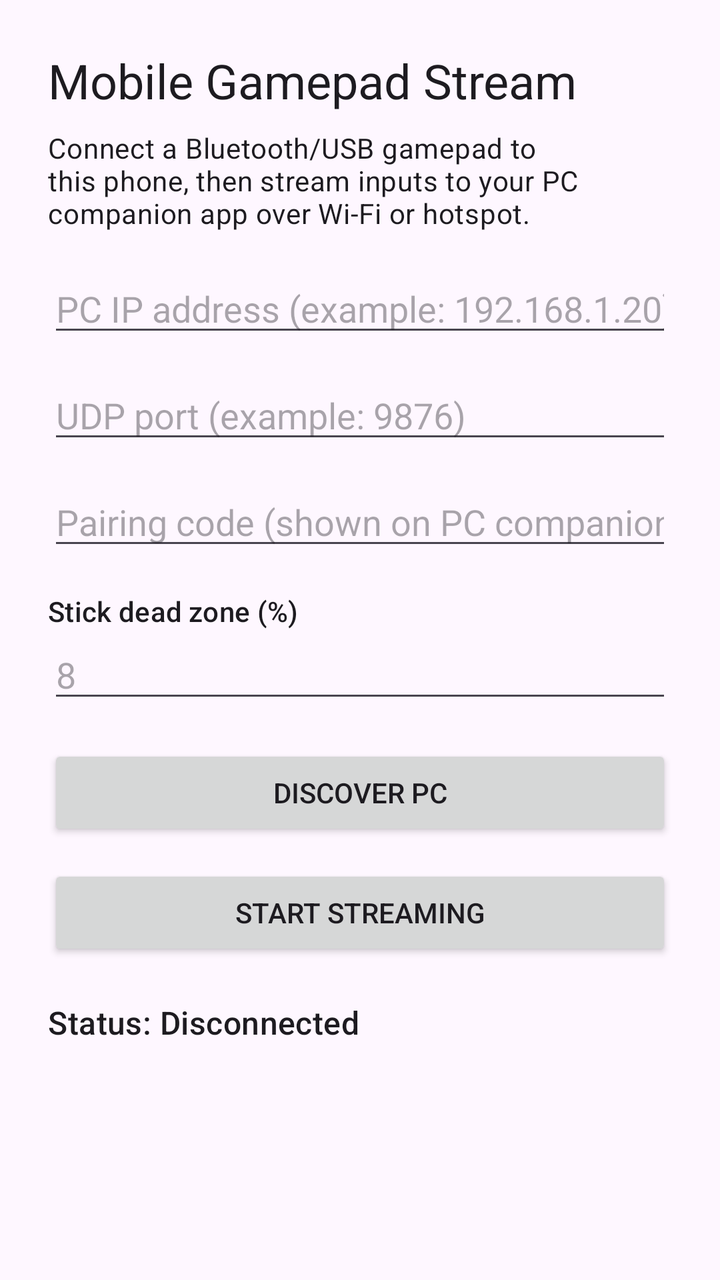
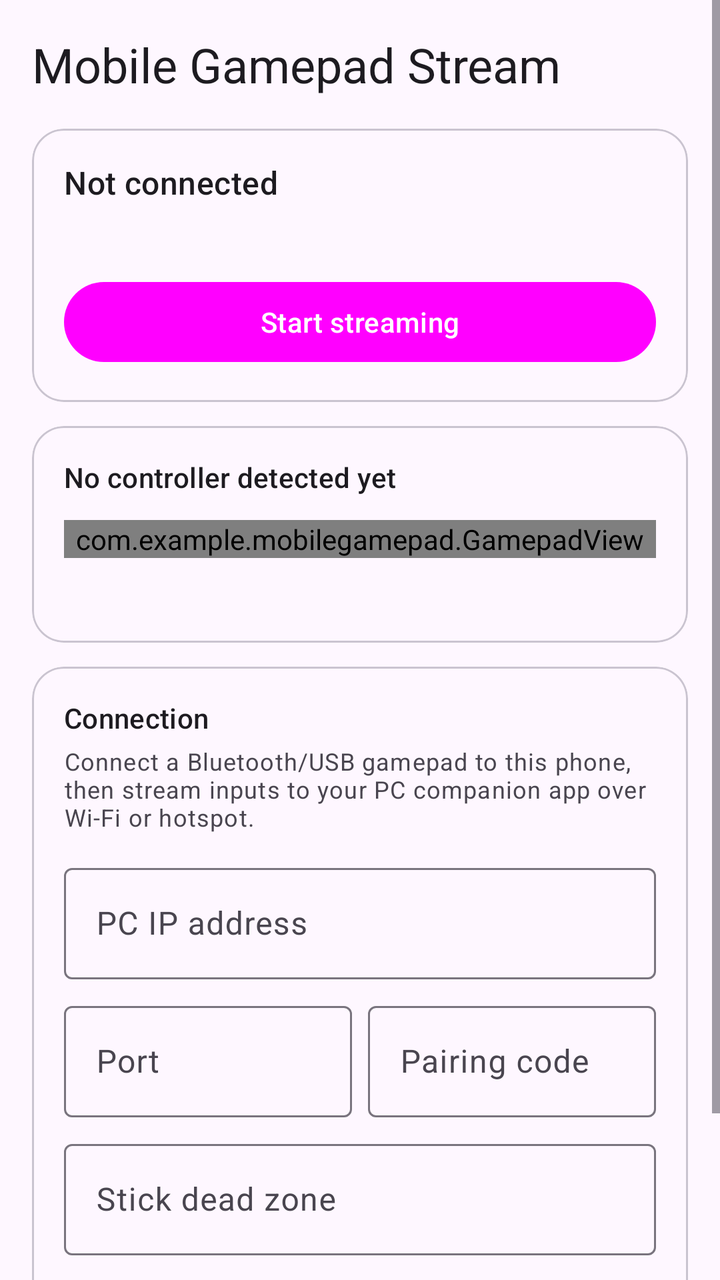

Before-and-after screenshots of an Android layout around one commit, followed by the original layout XML and the change that was made.
<!-- AndroidManifest.xml: application theme Theme.MobileGamepad -->
<!-- res/layout/activity_main.xml -->
<?xml version="1.0" encoding="utf-8"?>
<ScrollView xmlns:android="http://schemas.android.com/apk/res/android"
    android:layout_width="match_parent"
    android:layout_height="match_parent">

    <LinearLayout
        android:layout_width="match_parent"
        android:layout_height="wrap_content"
        android:orientation="vertical"
        android:padding="24dp">

        <TextView
            android:id="@+id/title"
            android:layout_width="wrap_content"
            android:layout_height="wrap_content"
            android:text="@string/app_title"
            android:textAppearance="?attr/textAppearanceHeadlineSmall" />

        <TextView
            android:id="@+id/description"
            android:layout_width="match_parent"
            android:layout_height="wrap_content"
            android:layout_marginTop="8dp"
            android:text="@string/app_description"
            android:textAppearance="?attr/textAppearanceBodyMedium" />

        <EditText
            android:id="@+id/host_input"
            android:layout_width="match_parent"
            android:layout_height="wrap_content"
            android:layout_marginTop="16dp"
            android:autofillHints="PC IP address"
            android:hint="@string/host_hint"
            android:inputType="textUri" />

        <EditText
            android:id="@+id/port_input"
            android:layout_width="match_parent"
            android:layout_height="wrap_content"
            android:layout_marginTop="12dp"
            android:autofillHints="UDP port"
            android:hint="@string/port_hint"
            android:inputType="number" />

        <EditText
            android:id="@+id/pair_code_input"
            android:layout_width="match_parent"
            android:layout_height="wrap_content"
            android:layout_marginTop="12dp"
            android:autofillHints="Pairing code"
            android:hint="@string/pair_code_hint"
            android:inputType="text" />

        <TextView
            android:layout_width="wrap_content"
            android:layout_height="wrap_content"
            android:layout_marginTop="16dp"
            android:text="@string/dead_zone_label"
            android:textAppearance="?attr/textAppearanceLabelLarge" />

        <EditText
            android:id="@+id/dead_zone_input"
            android:layout_width="match_parent"
            android:layout_height="wrap_content"
            android:autofillHints="Stick dead zone percent"
            android:hint="@string/dead_zone_hint"
            android:inputType="number" />

        <Button
            android:id="@+id/discover_button"
            android:layout_width="match_parent"
            android:layout_height="wrap_content"
            android:layout_marginTop="16dp"
            android:text="@string/discover_button" />

        <Button
            android:id="@+id/toggle_button"
            android:layout_width="match_parent"
            android:layout_height="wrap_content"
            android:layout_marginTop="12dp"
            android:text="@string/start_streaming" />

        <TextView
            android:id="@+id/status_text"
            android:layout_width="match_parent"
            android:layout_height="wrap_content"
            android:layout_marginTop="20dp"
            android:text="@string/status_disconnected"
            android:textAppearance="?attr/textAppearanceTitleMedium" />

        <TextView
            android:id="@+id/debug_text"
            android:layout_width="match_parent"
            android:layout_height="wrap_content"
            android:layout_marginTop="12dp"
            android:fontFamily="monospace"
            android:lineSpacingExtra="2dp"
            android:textAppearance="?attr/textAppearanceBodyMedium"
            android:textColor="?android:attr/textColorPrimary"
            android:textIsSelectable="true" />
    </LinearLayout>
</ScrollView>
<!-- resources referenced by this layout -->
<resources>
  <string name="app_description">Connect a Bluetooth/USB gamepad to this phone, then stream inputs to your PC companion app over Wi‑Fi or hotspot.</string>
  <string name="app_title">Mobile Gamepad Stream</string>
  <string name="dead_zone_hint">8</string>
  <string name="dead_zone_label">Stick dead zone (%)</string>
  <string name="discover_button">Discover PC</string>
  <string name="host_hint">PC IP address (example: 192.168.1.20)</string>
  <string name="pair_code_hint">Pairing code (shown on PC companion)</string>
  <string name="port_hint">UDP port (example: 9876)</string>
  <string name="start_streaming">Start streaming</string>
  <string name="status_disconnected">Status: Disconnected</string>
  <style name="Theme.MobileGamepad" parent="Theme.Material3.DayNight.NoActionBar">
          <item name="colorPrimary">@color/purple_40</item>
          <item name="colorOnPrimary">@color/white</item>
          <item name="android:statusBarColor">?attr/colorPrimary</item>
      </style>
</resources>

<!-- the commit's change to res/layout/activity_main.xml (unified diff, before → after) -->
@@ -1,102 +1,211 @@
 <?xml version="1.0" encoding="utf-8"?>
 <ScrollView xmlns:android="http://schemas.android.com/apk/res/android"
+    xmlns:app="http://schemas.android.com/apk/res-auto"
     android:layout_width="match_parent"
-    android:layout_height="match_parent">
+    android:layout_height="match_parent"
+    android:fillViewport="true">
 
     <LinearLayout
         android:layout_width="match_parent"
         android:layout_height="wrap_content"
         android:orientation="vertical"
-        android:padding="24dp">
+        android:padding="16dp">
 
         <TextView
-            android:id="@+id/title"
             android:layout_width="wrap_content"
             android:layout_height="wrap_content"
+            android:layout_marginBottom="4dp"
             android:text="@string/app_title"
             android:textAppearance="?attr/textAppearanceHeadlineSmall" />
 
-        <TextView
-            android:id="@+id/description"
+        
+        <com.google.android.material.card.MaterialCardView
             android:layout_width="match_parent"
             android:layout_height="wrap_content"
-            android:layout_marginTop="8dp"
-            android:text="@string/app_description"
-            android:textAppearance="?attr/textAppearanceBodyMedium" />
-
-        <EditText
-            android:id="@+id/host_input"
+            android:layout_marginTop="12dp"
+            app:cardCornerRadius="16dp"
+            app:cardElevation="0dp"
+            app:strokeWidth="1dp">
+
+            <LinearLayout
+                android:layout_width="match_parent"
+                android:layout_height="wrap_content"
+                android:orientation="vertical"
+                android:padding="16dp">
+
+                <TextView
+                    android:id="@+id/status_text"
+                    android:layout_width="match_parent"
+                    android:layout_height="wrap_content"
+                    android:text="@string/status_disconnected"
+                    android:textAppearance="?attr/textAppearanceTitleMedium" />
+
+                <TextView
+                    android:id="@+id/link_text"
+                    android:layout_width="match_parent"
+                    android:layout_height="wrap_content"
+                    android:layout_marginTop="4dp"
+                    android:textAppearance="?attr/textAppearanceBodyMedium"
+                    android:textColor="?android:attr/textColorSecondary" />
+
+                <com.google.android.material.button.MaterialButton
+                    android:id="@+id/toggle_button"
+                    android:layout_width="match_parent"
+                    android:layout_height="wrap_content"
+                    android:layout_marginTop="12dp"
+                    android:text="@string/start_streaming" />
+            </LinearLayout>
+        </com.google.android.material.card.MaterialCardView>
+
+        
+        <com.google.android.material.card.MaterialCardView
             android:layout_width="match_parent"
             android:layout_height="wrap_content"
-            android:layout_marginTop="16dp"
-            android:autofillHints="PC IP address"
-            android:hint="@string/host_hint"
-            android:inputType="textUri" />
-
-        <EditText
-            android:id="@+id/port_input"
+            android:layout_marginTop="12dp"
+            app:cardCornerRadius="16dp"
+            app:cardElevation="0dp"
+            app:strokeWidth="1dp">
+
+            <LinearLayout
+                android:layout_width="match_parent"
+                android:layout_height="wrap_content"
+                android:orientation="vertical"
+                android:padding="16dp">
+
+                <TextView
+                    android:id="@+id/controller_text"
+                    android:layout_width="match_parent"
+                    android:layout_height="wrap_content"
+                    android:text="@string/controller_unknown"
+                    android:textAppearance="?attr/textAppearanceTitleSmall" />
+
+                <com.example.mobilegamepad.GamepadView
+                    android:id="@+id/gamepad_view"
+                    android:layout_width="match_parent"
+                    android:layout_height="wrap_content"
+                    android:layout_marginTop="12dp" />
+
+                <TextView
+                    android:id="@+id/axis_text"
+                    android:layout_width="match_parent"
+                    android:layout_height="wrap_content"
+                    android:layout_marginTop="10dp"
+                    android:fontFamily="monospace"
+                    android:textAppearance="?attr/textAppearanceBodySmall"
+                    android:textColor="?android:attr/textColorSecondary"
+                    android:textIsSelectable="true" />
+            </LinearLayout>
+        </com.google.android.material.card.MaterialCardView>
+
+        
+        <com.google.android.material.card.MaterialCardView
             android:layout_width="match_parent"
             android:layout_height="wrap_content"
             android:layout_marginTop="12dp"
-            android:autofillHints="UDP port"
-            android:hint="@string/port_hint"
-            android:inputType="number" />
-
-        <EditText
-            android:id="@+id/pair_code_input"
-            android:layout_width="match_parent"
-            android:layout_height="wrap_content"
-            android:layout_marginTop="12dp"
-            android:autofillHints="Pairing code"
-            android:hint="@string/pair_code_hint"
-            android:inputType="text" />
-
-        <TextView
-            android:layout_width="wrap_content"
-            android:layout_height="wrap_content"
-            android:layout_marginTop="16dp"
-            android:text="@string/dead_zone_label"
-            android:textAppearance="?attr/textAppearanceLabelLarge" />
-
-        <EditText
-            android:id="@+id/dead_zone_input"
-            android:layout_width="match_parent"
-            android:layout_height="wrap_content"
-            android:autofillHints="Stick dead zone percent"
-            android:hint="@string/dead_zone_hint"
-            android:inputType="number" />
-
-        <Button
-            android:id="@+id/discover_button"
-            android:layout_width="match_parent"
-            android:layout_height="wrap_content"
-            android:layout_marginTop="16dp"
-            android:text="@string/discover_button" />
-
-        <Button
-            android:id="@+id/toggle_button"
-            android:layout_width="match_parent"
-            android:layout_height="wrap_content"
-            android:layout_marginTop="12dp"
-            android:text="@string/start_streaming" />
-
-        <TextView
-            android:id="@+id/status_text"
-            android:layout_width="match_parent"
-            android:layout_height="wrap_content"
-            android:layout_marginTop="20dp"
-            android:text="@string/status_disconnected"
-            android:textAppearance="?attr/textAppearanceTitleMedium" />
-
-        <TextView
-            android:id="@+id/debug_text"
-            android:layout_width="match_parent"
-            android:layout_height="wrap_content"
-            android:layout_marginTop="12dp"
-            android:fontFamily="monospace"
-            android:lineSpacingExtra="2dp"
-            android:textAppearance="?attr/textAppearanceBodyMedium"
-            android:textColor="?android:attr/textColorPrimary"
-            android:textIsSelectable="true" />
+            android:layout_marginBottom="16dp"
+            app:cardCornerRadius="16dp"
+            app:cardElevation="0dp"
+            app:strokeWidth="1dp">
+
+            <LinearLayout
+                android:layout_width="match_parent"
+                android:layout_height="wrap_content"
+                android:orientation="vertical"
+                android:padding="16dp">
+
+                <TextView
+                    android:layout_width="wrap_content"
+                    android:layout_height="wrap_content"
+                    android:text="@string/section_connection"
+                    android:textAppearance="?attr/textAppearanceTitleSmall" />
+
+                <TextView
+                    android:layout_width="match_parent"
+                    android:layout_height="wrap_content"
+                    android:layout_marginTop="4dp"
+                    android:text="@string/app_description"
+                    android:textAppearance="?attr/textAppearanceBodySmall"
+                    android:textColor="?android:attr/textColorSecondary" />
+
+                <com.google.android.material.textfield.TextInputLayout
+                    style="@style/Widget.Material3.TextInputLayout.OutlinedBox"
+                    android:layout_width="match_parent"
+                    android:layout_height="wrap_content"
+                    android:layout_marginTop="12dp"
+                    android:hint="@string/host_hint">
+
+                    <com.google.android.material.textfield.TextInputEditText
+                        android:id="@+id/host_input"
+                        android:layout_width="match_parent"
+                        android:layout_height="wrap_content"
+                        android:autofillHints="PC IP address"
+                        android:inputType="textUri" />
+                </com.google.android.material.textfield.TextInputLayout>
+
+                <LinearLayout
+                    android:layout_width="match_parent"
+                    android:layout_height="wrap_content"
+                    android:layout_marginTop="8dp"
+                    android:baselineAligned="false"
+                    android:orientation="horizontal">
+
+                    <com.google.android.material.textfield.TextInputLayout
+                        style="@style/Widget.Material3.TextInputLayout.OutlinedBox"
+                        android:layout_width="0dp"
+                        android:layout_height="wrap_content"
+                        android:layout_marginEnd="4dp"
+                        android:layout_weight="1"
+                        android:hint="@string/port_hint">
+
+                        <com.google.android.material.textfield.TextInputEditText
+                            android:id="@+id/port_input"
+                            android:layout_width="match_parent"
+                            android:layout_height="wrap_content"
+                            android:autofillHints="UDP port"
+                            android:inputType="number" />
+                    </com.google.android.material.textfield.TextInputLayout>
+
+                    <com.google.android.material.textfield.TextInputLayout
+                        style="@style/Widget.Material3.TextInputLayout.OutlinedBox"
+                        android:layout_width="0dp"
+                        android:layout_height="wrap_content"
+                        android:layout_marginStart="4dp"
+                        android:layout_weight="1"
+                        android:hint="@string/pair_code_hint">
+
+                        <com.google.android.material.textfield.TextInputEditText
+                            android:id="@+id/pair_code_input"
+                            android:layout_width="match_parent"
+                            android:layout_height="wrap_content"
+                            android:autofillHints="Pairing code"
+                            android:inputType="text" />
+                    </com.google.android.material.textfield.TextInputLayout>
+                </LinearLayout>
+
+                <com.google.android.material.textfield.TextInputLayout
+                    style="@style/Widget.Material3.TextInputLayout.OutlinedBox"
+                    android:layout_width="match_parent"
+                    android:layout_height="wrap_content"
+                    android:layout_marginTop="8dp"
+                    android:hint="@string/dead_zone_label"
+                    app:suffixText="%">
+
+                    <com.google.android.material.textfield.TextInputEditText
+                        android:id="@+id/dead_zone_input"
+                        android:layout_width="match_parent"
+                        android:layout_height="wrap_content"
+                        android:autofillHints="Stick dead zone percent"
+                        android:inputType="number" />
+                </com.google.android.material.textfield.TextInputLayout>
+
+                <com.google.android.material.button.MaterialButton
+                    android:id="@+id/discover_button"
+                    style="@style/Widget.Material3.Button.TonalButton"
+                    android:layout_width="match_parent"
+                    android:layout_height="wrap_content"
+                    android:layout_marginTop="12dp"
+                    android:text="@string/discover_button" />
+            </LinearLayout>
+        </com.google.android.material.card.MaterialCardView>
     </LinearLayout>
 </ScrollView>
<!-- resource entries referenced after the edit -->
@@ -2,14 +2,15 @@
 <resources>
   <string name="app_description">Connect a Bluetooth/USB gamepad to this phone, then stream inputs to your PC companion app over Wi‑Fi or hotspot.</string>
   <string name="app_title">Mobile Gamepad Stream</string>
-  <string name="dead_zone_hint">8</string>
-  <string name="dead_zone_label">Stick dead zone (%)</string>
+  <string name="controller_unknown">No controller detected yet</string>
+  <string name="dead_zone_label">Stick dead zone</string>
   <string name="discover_button">Discover PC</string>
-  <string name="host_hint">PC IP address (example: 192.168.1.20)</string>
-  <string name="pair_code_hint">Pairing code (shown on PC companion)</string>
-  <string name="port_hint">UDP port (example: 9876)</string>
+  <string name="host_hint">PC IP address</string>
+  <string name="pair_code_hint">Pairing code</string>
+  <string name="port_hint">Port</string>
+  <string name="section_connection">Connection</string>
   <string name="start_streaming">Start streaming</string>
-  <string name="status_disconnected">Status: Disconnected</string>
+  <string name="status_disconnected">Not connected</string>
   <style name="Theme.MobileGamepad" parent="Theme.Material3.DayNight.NoActionBar">
           <item name="colorPrimary">@color/purple_40</item>
           <item name="colorOnPrimary">@color/white</item>
